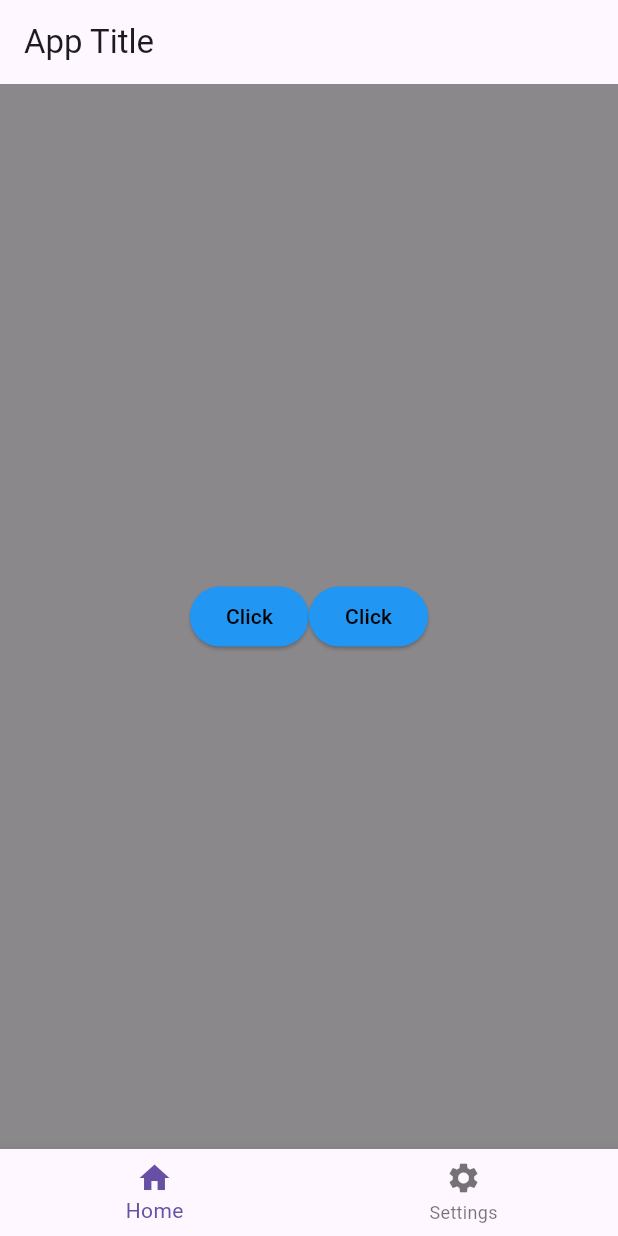
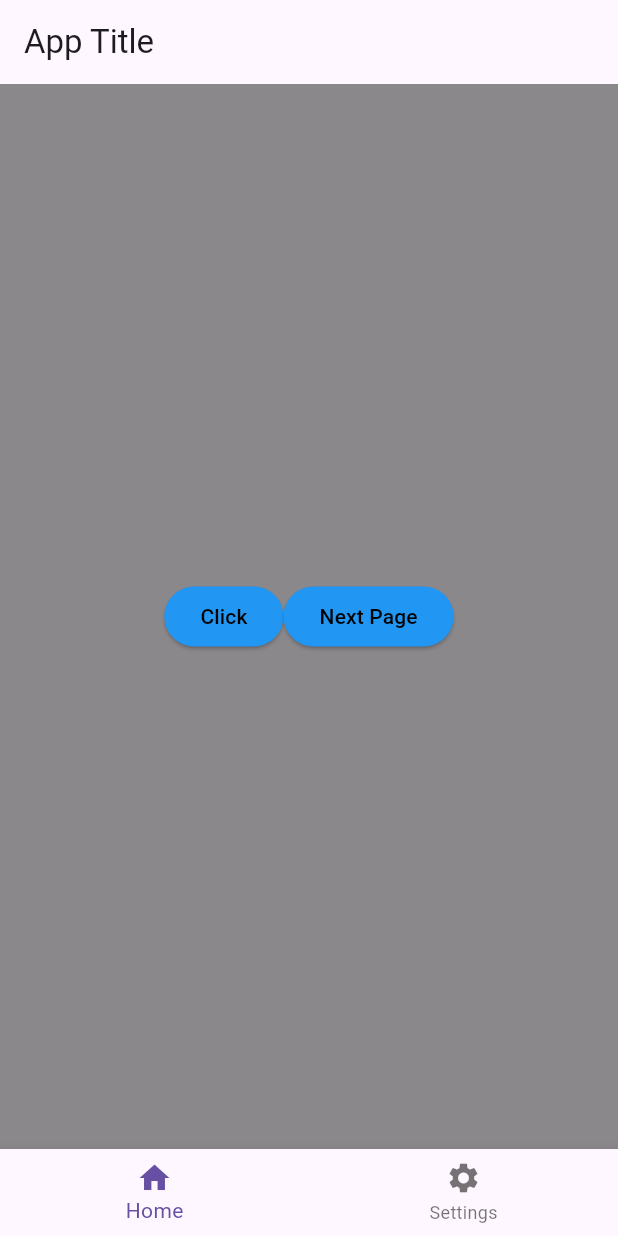
Before and after one commit to mahian8/Flutter_learn_basic, a Flutter app: the screen it shows after launch, on a phone screen of 412 x 824 dp. Run offline on Flutter 3.47's test engine with Material 3 defaults, Android fonts, the phone set to English and light mode, and no system bars.

Commit message:
until 35 chapter

```diff
--- a/lib/main.dart
+++ b/lib/main.dart
@@ -1,5 +1,5 @@
-import 'package:flutter/foundation.dart';
 import 'package:flutter/material.dart';
+import 'next_page.dart';
 
 void main() {
   runApp(MyApp());
@@ -13,13 +13,27 @@ class MyApp extends StatefulWidget {
 }
 
 class _MyAppState extends State<MyApp> {
+  @override
+  Widget build(BuildContext context) {
+    return const MaterialApp(
+        debugShowCheckedModeBanner: false, home: MyAppExt());
+  }
+}
+
+class MyAppExt extends StatefulWidget {
+  const MyAppExt({Key? key}) : super(key: key);
+
+  @override
+  State<MyAppExt> createState() => _MyAppExtState();
+}
+
+class _MyAppExtState extends State<MyAppExt> {
   String buttonName = 'Click';
   int currentIndex = 0;
+  bool _isClicked = false;
   @override
   Widget build(BuildContext context) {
-    return MaterialApp(
-      debugShowCheckedModeBanner: false,
-      home: Scaffold(
+    return Scaffold(
       appBar: AppBar(
         title: const Text('App Title'),
       ),
@@ -51,16 +65,28 @@ class _MyAppState extends State<MyApp> {
                         backgroundColor: Colors.blue,
                       ),
                       onPressed: () {
-                          setState(() {
-                            buttonName = 'Clicked';
-                          });
+                        Navigator.of(context).push(
+                          MaterialPageRoute(
+                            builder: (BuildContext context) => const NextPage(),
+                          ),
+                        );
                       },
-                        child: Text(buttonName),
+                      child: const Text('Next Page'),
                     ),
                   ],
                 ),
               )
-              : Image.asset('image/download.jpg'),
+            : GestureDetector(
+                onTap: () {
+                  setState(() {
+                    _isClicked = !_isClicked;
+                  });
+                },
+                child: _isClicked
+                    ? Image.asset('image/download.jpg')
+                    : Image.network(
+                        'https://cdn.mos.cms.futurecdn.net/k6okX2VVUg4qWoyxuNLsf7-1200-80.jpg'),
+              ),
       ),
       bottomNavigationBar: BottomNavigationBar(
         items: const [
@@ -80,7 +106,17 @@ class _MyAppState extends State<MyApp> {
           });
         },
       ),
-      ),
     );
   }
 }
+
+class NextPage extends StatelessWidget {
+  const NextPage({super.key});
+
+  @override
+  Widget build(BuildContext context) {
+    return Scaffold(
+      appBar: AppBar(),
+    );
+  }
+}
--- a/pubspec.yaml
+++ b/pubspec.yaml
@@ -39,7 +39,11 @@ dependencies:
 dev_dependencies:
   flutter_test:
     sdk: flutter
-
+  flutter_launcher_icons: ^0.13.1
+flutter_launcher_icons:
+  android: "launcher_icon"
+  ios: true
+  image_path: "image/img.icons8.png"
   # The "flutter_lints" package below contains a set of recommended lints to
   # encourage good coding practices. The lint set provided by the package is
   # activated in the `analysis_options.yaml` file located at the root of your
```
Also changed, not shown: lib/next_page.dart (added, +12 -0 lines), image/img.icons8.png (added), pubspec.lock, 28 other files. Lines whose indentation alone changed are shown as unchanged.
